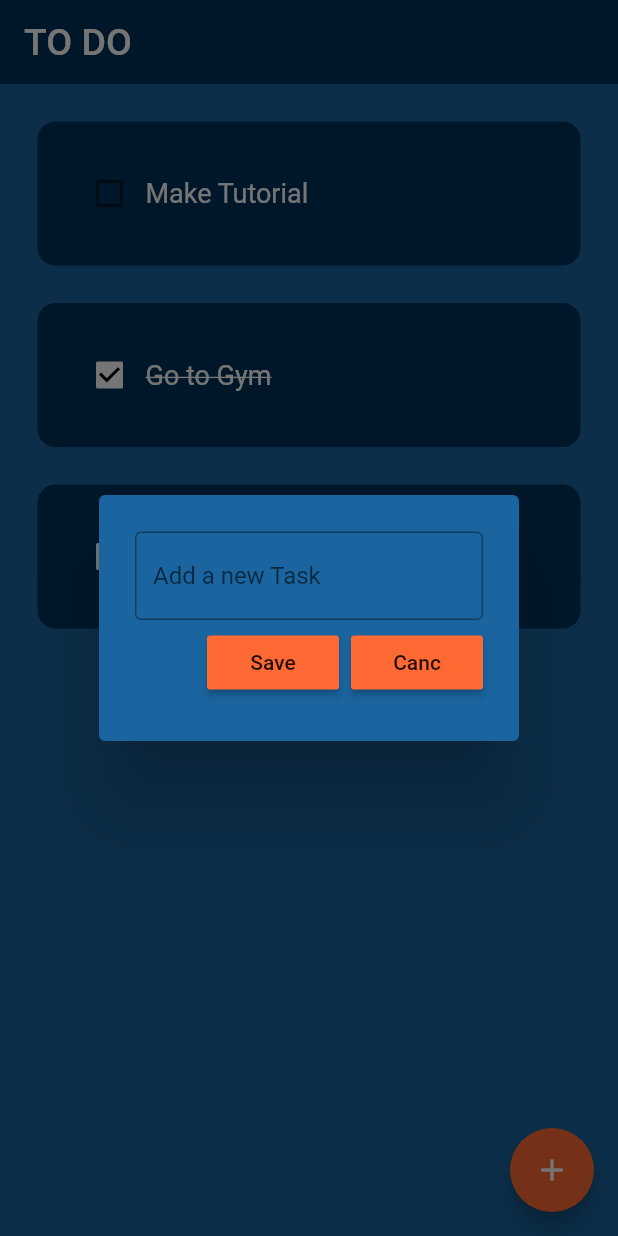
After one commit to Harshdeepsingh0311/Todo-App, a Flutter app: the screen it shows after launch, after a tap on the "add" icon, on a phone screen of 412 x 824 dp. The commit adds this screen. Run offline on Flutter 3.47's test engine with Material 2 defaults, Android fonts, the phone set to English and light mode, and no system bars.

Commit message:
Added Create Task Functionality

```diff
--- a/lib/pages/home_page.dart
+++ b/lib/pages/home_page.dart
@@ -1,4 +1,5 @@
 import 'package:flutter/material.dart';
+import 'package:todo_app/util/dialog_box.dart';
 import 'package:todo_app/util/todo_tile.dart';
 
 class HomePage extends StatefulWidget{
@@ -11,6 +12,7 @@ class HomePage extends StatefulWidget{
 
 
 class _HomePageState extends State<HomePage>{
+  final _controller = TextEditingController();
 
   List todoList = [
     ["Make Tutorial", false, (p0)=>{}],
@@ -24,6 +26,26 @@ class _HomePageState extends State<HomePage>{
     });
   }
 
+  void createNewTask(){
+    showDialog(
+      context: context,
+      builder: (context){
+        return DialogBox(
+          controller: _controller,
+          onSave: saveNewTask,
+          onCancel: ()=> Navigator.of(context).pop(),
+        );
+      });
+  }
+
+  void saveNewTask(){
+    setState(() {
+      todoList.add([_controller.text, false]);
+      _controller.clear();
+    });
+    Navigator.of(context).pop();
+  }
+
   @override
   Widget build(BuildContext context){
     return Scaffold(
@@ -34,6 +56,10 @@ class _HomePageState extends State<HomePage>{
         backgroundColor:const Color.fromARGB(255, 0, 51, 91),
 
       ),
+      floatingActionButton: FloatingActionButton(
+        onPressed: createNewTask,
+        backgroundColor: const Color.fromRGBO(255,106,52,1),
+        child: const Icon(Icons.add),),
       body: ListView.builder(
         itemCount: todoList.length,
         itemBuilder:(context, index) {
--- /dev/null
+++ b/lib/util/dialog_box.dart
@@ -0,0 +1,49 @@
+import 'dart:io';
+
+import 'package:flutter/material.dart';
+import 'package:todo_app/util/my_button.dart';
+
+class DialogBox extends StatelessWidget {
+  final controller;
+  VoidCallback onSave;
+  VoidCallback onCancel;
+  DialogBox({
+    super.key,
+    required this.controller,
+    required this.onSave,
+    required this.onCancel});
+
+  @override
+  Widget build(BuildContext context) {
+    return AlertDialog(
+      backgroundColor: const Color.fromRGBO(26, 100, 159, 1),
+      content: SizedBox(
+        height: 120,
+        child:  Column(
+          mainAxisAlignment: MainAxisAlignment.spaceEvenly,
+          children: [
+          TextField(
+            controller: controller,
+            decoration: InputDecoration(
+              border: OutlineInputBorder(),
+              hintText: "Add a new Task"
+            ),
+          ),
+
+          Row(
+            mainAxisAlignment: MainAxisAlignment.end,
+            children: [
+            MyButton(text: "Save", onPressed: onSave),
+            const SizedBox(width:8),
+            MyButton(text: "Canc", onPressed: onCancel),
+
+          ],)
+
+
+        ],)
+
+
+      ),
+    );
+  }
+}
--- /dev/null
+++ b/lib/util/my_button.dart
@@ -0,0 +1,19 @@
+import 'package:flutter/material.dart';
+
+class MyButton extends StatelessWidget {
+  final String text;
+  VoidCallback onPressed;
+  MyButton({
+    super.key,
+    required this.text,
+    required this.onPressed,
+  });
+
+  @override
+  Widget build(BuildContext context) {
+    return MaterialButton(
+      onPressed: onPressed,
+      color: Color.fromRGBO(255,106,52,1),
+      child: Text(text),);
+  }
+}
```
